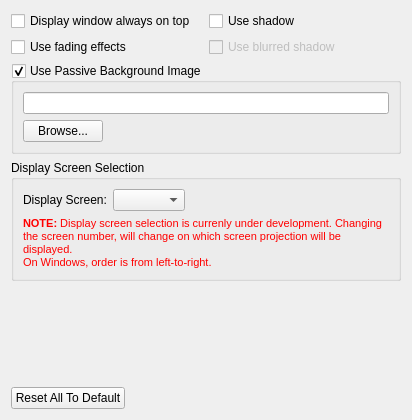
Before: the Qt Designer form src/generalsettingwidget.ui in SoftProjector/src, drawn with Qt 5.
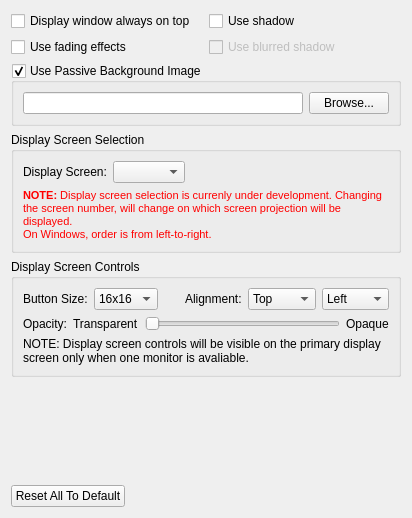
After: the same form once the commit is applied.

Commit message: new display screen with control buttons. few more shortcuts version bumped to 2devel

Diff of the .ui file:
```diff
--- a/src/generalsettingwidget.ui
+++ b/src/generalsettingwidget.ui
@@ -7,7 +7,7 @@
     <x>0</x>
     <y>0</y>
     <width>412</width>
-    <height>420</height>
+    <height>518</height>
    </rect>
   </property>
   <property name="windowTitle">
@@ -69,34 +69,21 @@
      <property name="checkable">
       <bool>true</bool>
      </property>
-     <layout class="QGridLayout" name="gridLayout_4">
-      <item row="0" column="0" colspan="2">
+     <layout class="QHBoxLayout" name="horizontalLayout_2">
+      <item>
        <widget class="QLineEdit" name="lineEdit_BackPath">
         <property name="readOnly">
          <bool>true</bool>
         </property>
        </widget>
       </item>
-      <item row="1" column="0">
+      <item>
        <widget class="QPushButton" name="button_BrowseBack">
         <property name="text">
          <string>Browse...</string>
         </property>
        </widget>
       </item>
-      <item row="1" column="1">
-       <spacer name="horizontalSpacer_5">
-        <property name="orientation">
-         <enum>Qt::Horizontal</enum>
-        </property>
-        <property name="sizeHint" stdset="0">
-         <size>
-          <width>288</width>
-          <height>20</height>
-         </size>
-        </property>
-       </spacer>
-      </item>
      </layout>
     </widget>
    </item>
@@ -158,6 +145,163 @@
     </widget>
    </item>
    <item row="3" column="0">
+    <widget class="QGroupBox" name="groupBoxDisplayControls">
+     <property name="title">
+      <string>Display Screen Controls</string>
+     </property>
+     <layout class="QGridLayout" name="gridLayout_4">
+      <item row="0" column="0">
+       <layout class="QHBoxLayout" name="horizontalLayout">
+        <item>
+         <widget class="QLabel" name="labelIconSize">
+          <property name="text">
+           <string>Button Size:</string>
+          </property>
+         </widget>
+        </item>
+        <item>
+         <widget class="QComboBox" name="comboBoxIconSize">
+          <item>
+           <property name="text">
+            <string>16x16</string>
+           </property>
+          </item>
+          <item>
+           <property name="text">
+            <string>24x24</string>
+           </property>
+          </item>
+          <item>
+           <property name="text">
+            <string>32x32</string>
+           </property>
+          </item>
+          <item>
+           <property name="text">
+            <string>48x48</string>
+           </property>
+          </item>
+          <item>
+           <property name="text">
+            <string>64x64</string>
+           </property>
+          </item>
+          <item>
+           <property name="text">
+            <string>96x96</string>
+           </property>
+          </item>
+         </widget>
+        </item>
+        <item>
+         <spacer name="horizontalSpacer_4">
+          <property name="orientation">
+           <enum>Qt::Horizontal</enum>
+          </property>
+          <property name="sizeHint" stdset="0">
+           <size>
+            <width>40</width>
+            <height>20</height>
+           </size>
+          </property>
+         </spacer>
+        </item>
+        <item>
+         <widget class="QLabel" name="labelAlignment">
+          <property name="text">
+           <string>Alignment:</string>
+          </property>
+         </widget>
+        </item>
+        <item>
+         <widget class="QComboBox" name="comboBoxControlsAlignV">
+          <item>
+           <property name="text">
+            <string>Top</string>
+           </property>
+          </item>
+          <item>
+           <property name="text">
+            <string>Middle</string>
+           </property>
+          </item>
+          <item>
+           <property name="text">
+            <string>Bottom</string>
+           </property>
+          </item>
+         </widget>
+        </item>
+        <item>
+         <widget class="QComboBox" name="comboBoxControlsAlignH">
+          <item>
+           <property name="text">
+            <string>Left</string>
+           </property>
+          </item>
+          <item>
+           <property name="text">
+            <string>Center</string>
+           </property>
+          </item>
+          <item>
+           <property name="text">
+            <string>Right</string>
+           </property>
+          </item>
+         </widget>
+        </item>
+       </layout>
+      </item>
+      <item row="1" column="0">
+       <layout class="QHBoxLayout" name="horizontalLayout_3">
+        <item>
+         <widget class="QLabel" name="labelOpacity">
+          <property name="text">
+           <string>Opacity:</string>
+          </property>
+         </widget>
+        </item>
+        <item>
+         <widget class="QLabel" name="labelTransparent">
+          <property name="text">
+           <string>Transparent</string>
+          </property>
+         </widget>
+        </item>
+        <item>
+         <widget class="QSlider" name="horizontalSliderOpacity">
+          <property name="maximum">
+           <number>102</number>
+          </property>
+          <property name="orientation">
+           <enum>Qt::Horizontal</enum>
+          </property>
+         </widget>
+        </item>
+        <item>
+         <widget class="QLabel" name="labelOpaque">
+          <property name="text">
+           <string>Opaque</string>
+          </property>
+         </widget>
+        </item>
+       </layout>
+      </item>
+      <item row="2" column="0">
+       <widget class="QLabel" name="labelControlsInfo">
+        <property name="text">
+         <string>NOTE: Display screen controls will be visible on the primary display screen only when one monitor is avaliable.</string>
+        </property>
+        <property name="wordWrap">
+         <bool>true</bool>
+        </property>
+       </widget>
+      </item>
+     </layout>
+    </widget>
+   </item>
+   <item row="4" column="0">
     <spacer name="verticalSpacer">
      <property name="orientation">
       <enum>Qt::Vertical</enum>
@@ -170,7 +314,7 @@
      </property>
     </spacer>
    </item>
-   <item row="4" column="0">
+   <item row="5" column="0">
     <layout class="QGridLayout" name="gridLayout_2">
      <item row="0" column="0">
       <widget class="QPushButton" name="pushButton_default">
```
Left out of the diff: 2 changed lines with no effect on the pictures. The commit also changes 22 other files.
